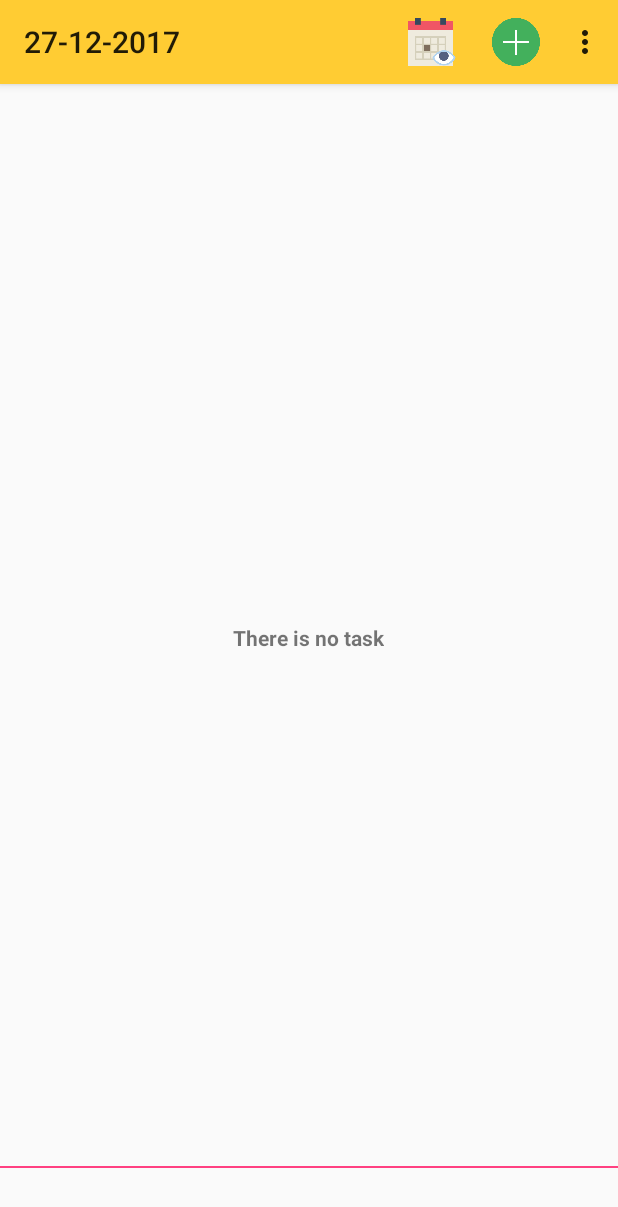
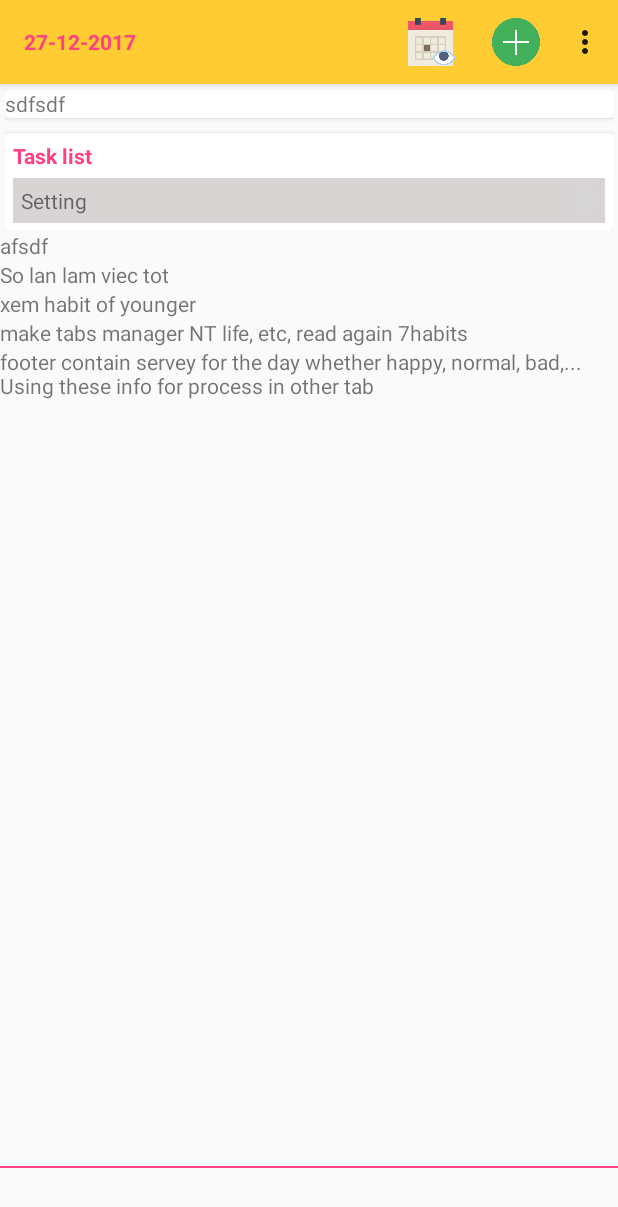
Before and after one commit to phamngocthachlt6c/taskmanager, an Android app: the screen it shows after launch (MainActivity), on a phone screen of 412 x 824 dp. Shown: the top 1207 px of the screen. Run offline under Robolectric (Android 15) with nearby library versions, the phone set to English and light mode, and no system bars; our stand-ins replace ButterKnife, Dagger/Hilt's generated code, Picasso, Room's generated code; libraries missing offline, so code that uses them is left out: android.arch.persistence; plain views replace CircularImageView; pictures from the network do not load; grey boxes are pictures that could not be loaded.

Commit message:
add sort feature

```diff
--- a/app/src/main/java/com/ngocthach/taskmanager/common/MySharedPreferences.java
+++ b/app/src/main/java/com/ngocthach/taskmanager/common/MySharedPreferences.java
@@ -11,6 +11,8 @@ import javax.inject.Inject;
 
 public class MySharedPreferences {
 
+    private static final String SORT_TYPE = "sort_type";
+
     private SharedPreferences mSharedPreferences;
 
     @Inject
@@ -18,7 +20,13 @@ public class MySharedPreferences {
         this.mSharedPreferences = mSharedPreferences;
     }
 
-    public void putData() {
+    public void setSortType(int type) {
+        SharedPreferences.Editor editor = mSharedPreferences.edit();
+        editor.putInt(SORT_TYPE, type);
+        editor.apply();
+    }
 
+    public int getSortType() {
+        return mSharedPreferences.getInt(SORT_TYPE, Constants.TIMING);
     }
 }
--- a/app/src/main/java/com/ngocthach/taskmanager/di/AppComponent.java
+++ b/app/src/main/java/com/ngocthach/taskmanager/di/AppComponent.java
@@ -1,6 +1,7 @@
 package com.ngocthach.taskmanager.di;
 
 import com.ngocthach.taskmanager.ui.activity.MainActivity;
+import com.ngocthach.taskmanager.ui.fragment.HomeFragment;
 
 import dagger.Component;
 
@@ -13,4 +14,5 @@ import dagger.Component;
 public interface AppComponent {
 
     void inject(MainActivity mainActivity);
+    void inject(HomeFragment homeFragment);
 }
--- a/app/src/main/java/com/ngocthach/taskmanager/ui/activity/MainActivity.java
+++ b/app/src/main/java/com/ngocthach/taskmanager/ui/activity/MainActivity.java
@@ -10,6 +10,7 @@ import android.os.Bundle;
 import android.support.v7.widget.Toolbar;
 import android.view.Menu;
 import android.view.MenuItem;
+import android.widget.TextView;
 
 import com.ngocthach.taskmanager.MyApplication;
 import com.ngocthach.taskmanager.R;
@@ -33,6 +34,9 @@ public class MainActivity extends AppCompatActivity {
 
     @BindView(R.id.swipeView)
     SwipeViewPager swipeViewPager;
+    @BindView(R.id.actionbarTitle)
+    TextView actionbarTitle;
+
     private HomeFragment homeFragment;
 
     private Date currentDate;
@@ -53,7 +57,6 @@ public class MainActivity extends AppCompatActivity {
         initSwipeViewPager();
 
         ((MyApplication) getApplicationContext()).getMyComponent().inject(this);
-        mySharedPreferences.putData();
     }
 
     public void setActionBarTitle(Date date) {
@@ -61,7 +64,9 @@ public class MainActivity extends AppCompatActivity {
         ActionBar actionBar = getSupportActionBar();
         if(actionBar != null) {
             SimpleDateFormat fmtOut = new SimpleDateFormat("dd-MM-yyyy");
-            actionBar.setTitle(fmtOut.format(date));
+            actionBar.setTitle("");
+            actionbarTitle.setText(fmtOut.format(date));
+
         }
         if(homeFragment != null) {
             homeFragment.changeListTask(date);
--- a/app/src/main/java/com/ngocthach/taskmanager/ui/adapter/IconImageAdapter.java
+++ b/app/src/main/java/com/ngocthach/taskmanager/ui/adapter/IconImageAdapter.java
@@ -14,7 +14,7 @@ import java.util.List;
 
 /**
  * ${CLASS}
- * Created by tryczson on 27/12/2017.
+ * Created by ThachPham on 27/12/2017.
  */
 
 public class IconImageAdapter extends BaseAdapter {
@@ -25,9 +25,6 @@ public class IconImageAdapter extends BaseAdapter {
     public IconImageAdapter(Context context, List<String> listPathIcon) {
         this.context = context;
         this.listPathIcon = listPathIcon;
-        for(String s : listPathIcon) {
-            Log.d("xxxxxx", "IconImageAdapter: str = " + s);
-        }
     }
 
     @Override
--- a/app/src/main/java/com/ngocthach/taskmanager/ui/adapter/RecyclerTaskListAdapter.java
+++ b/app/src/main/java/com/ngocthach/taskmanager/ui/adapter/RecyclerTaskListAdapter.java
@@ -1,5 +1,7 @@
 package com.ngocthach.taskmanager.ui.adapter;
 
+import android.animation.Animator;
+import android.animation.AnimatorListenerAdapter;
 import android.content.Context;
 import android.content.Intent;
 import android.graphics.Bitmap;
@@ -7,6 +9,7 @@ import android.graphics.BitmapFactory;
 import android.graphics.Canvas;
 import android.graphics.Paint;
 import android.graphics.Rect;
+import android.support.annotation.MainThread;
 import android.support.v7.widget.RecyclerView;
 import android.support.v7.widget.helper.ItemTouchHelper;
 import android.util.Log;
@@ -14,13 +17,18 @@ import android.view.LayoutInflater;
 import android.view.MotionEvent;
 import android.view.View;
 import android.view.ViewGroup;
+import android.view.animation.Animation;
+import android.view.animation.AnimationUtils;
 import android.widget.CheckBox;
 import android.widget.ImageView;
+import android.widget.RadioButton;
+import android.widget.RadioGroup;
 import android.widget.TextView;
 
 import com.ngocthach.taskmanager.MyApplication;
 import com.ngocthach.taskmanager.R;
 import com.ngocthach.taskmanager.common.Constants;
+import com.ngocthach.taskmanager.common.MySharedPreferences;
 import com.ngocthach.taskmanager.db.entity.TaskEntity;
 import com.ngocthach.taskmanager.ui.activity.MainActivity;
 import com.ngocthach.taskmanager.ui.activity.TaskDetailActivity;
@@ -31,6 +39,8 @@ import java.text.SimpleDateFormat;
 import java.util.ArrayList;
 import java.util.Collections;
 import java.util.List;
+
+import javax.inject.Inject;
 
 import butterknife.BindView;
 import butterknife.ButterKnife;
@@ -43,7 +53,7 @@ public class RecyclerTaskListAdapter extends RecyclerView.Adapter<RecyclerView.V
 
     private static final int TASK_VIEW = 0;
     private static final int FOOTER_VIEW = 1;
-    private static final int HEADER_VIEW = 1;
+    private static final int HEADER_VIEW = 2;
 
     private List<TaskEntity> listTask;
     private SimpleDateFormat dateFormat;
@@ -51,17 +61,20 @@ public class RecyclerTaskListAdapter extends RecyclerView.Adapter<RecyclerView.V
     private TaskViewModel viewModel;
     private Bitmap iconDeleted;
 
-    private int sortType = Constants.TIMING;
-
+    private MySharedPreferences sharedPreferences;
+    private int sortType;
     private Rect rs;
 
-    public RecyclerTaskListAdapter(Context context/*, executors */, TaskViewModel taskViewModel) {
+    public RecyclerTaskListAdapter(Context context/*, executors */, TaskViewModel taskViewModel, MySharedPreferences sharedPreferences) {
         listTask = new ArrayList<>();
         dateFormat = new SimpleDateFormat("HH:mm");
         this.context = context;
+        this.sharedPreferences = sharedPreferences;
         viewModel = taskViewModel;
         iconDeleted = BitmapFactory.decodeResource(context.getResources(), R.mipmap.icon_delete);
         rs = new Rect();
+
+        setSortType(sharedPreferences.getSortType());
     }
 
     public void setSwipeToDeleteItem(RecyclerView recyclerView) {
@@ -115,7 +128,8 @@ public class RecyclerTaskListAdapter extends RecyclerView.Adapter<RecyclerView.V
     }
 
     public void loadListTask(List<TaskEntity> list) {
-        Log.d("aaaaaaa", "loadListTask: notifyDatasetChanged");
+        Log.d("aaaaaaa", "loadListTask: notifyDatasetChanged " + sortType);
+
         if (list == null || listTask == null) {
             return;
         }
@@ -127,7 +141,7 @@ public class RecyclerTaskListAdapter extends RecyclerView.Adapter<RecyclerView.V
     }
 
     public void notifyDataChanged() {
-        for(TaskEntity taskEntity : listTask) {
+        for (TaskEntity taskEntity : listTask) {
             taskEntity.setSortType(sortType);
         }
         sortList();
@@ -153,7 +167,7 @@ public class RecyclerTaskListAdapter extends RecyclerView.Adapter<RecyclerView.V
     public RecyclerView.ViewHolder onCreateViewHolder(ViewGroup parent, int viewType) {
         View view;
         if (viewType == HEADER_VIEW) {
-            view = LayoutInflater.from(parent.getContext()).inflate(R.layout.row_footer_item, parent, false);
+            view = LayoutInflater.from(parent.getContext()).inflate(R.layout.row_header_item, parent, false);
             return new HeaderViewHolder(view);
         } else if (viewType == TASK_VIEW) {
             view = LayoutInflater.from(parent.getContext()).inflate(R.layout.row_task_item, parent, false);
@@ -171,6 +185,52 @@ public class RecyclerTaskListAdapter extends RecyclerView.Adapter<RecyclerView.V
         if (holder instanceof HeaderViewHolder) {
             // Check list is null then set visible gone
             // If the date not TO DAY...
+
+            HeaderViewHolder headerViewHolder = (HeaderViewHolder) holder;
+            View.OnClickListener onClickListener = new View.OnClickListener() {
+                @Override
+                public void onClick(View view) {
+                    if (headerViewHolder.settingLayout.getVisibility() == View.VISIBLE) {
+                        Animation animHide = AnimationUtils.loadAnimation(context, R.anim.view_hide);
+                        headerViewHolder.settingLayout.startAnimation(animHide);
+                        headerViewHolder.settingLayout.setVisibility(View.GONE);
+                        headerViewHolder.iconSettingBt.setImageResource(R.mipmap.arrow_down);
+                    } else {
+                        headerViewHolder.settingLayout.setVisibility(View.VISIBLE);
+                        headerViewHolder.iconSettingBt.setImageResource(R.mipmap.arrow_up);
+                        Animation animShow = AnimationUtils.loadAnimation(context, R.anim.view_show);
+                        headerViewHolder.settingLayout.startAnimation(animShow);
+                    }
+                }
+            };
+            headerViewHolder.headerSettingBt.setOnClickListener(onClickListener);
+            headerViewHolder.headerSettingBt.setOnClickListener(onClickListener);
+            headerViewHolder.iconSettingBt.setOnClickListener(onClickListener);
+
+            if (sharedPreferences.getSortType() == Constants.TIMING) {
+                headerViewHolder.radioSortTypeTime.setChecked(true);
+            } else {
+                headerViewHolder.radioSorttypePriority.setChecked(true);
+            }
+            headerViewHolder.radioGroup.setOnCheckedChangeListener(new RadioGroup.OnCheckedChangeListener() {
+                @Override
+                public void onCheckedChanged(RadioGroup radioGroup, int i) {
+                    switch (i) {
+                        case R.id.radioSortTypeTime:
+                            sharedPreferences.setSortType(Constants.TIMING);
+                            setSortType(Constants.TIMING);
+                            notifyDataChanged();
+                            break;
+                        case R.id.radioSortTypePriority:
+                            sharedPreferences.setSortType(Constants.PRIORITY);
+                            setSortType(Constants.PRIORITY);
+                            notifyDataChanged();
+                            break;
+                    }
+                }
+            });
+
+
         } else if (holder instanceof TaskViewHolder) {
             TaskViewHolder taskViewHolder = (TaskViewHolder) holder;
             Picasso.with(context).load(listTask.get(position - 1).getIconUrl())
@@ -214,12 +274,15 @@ public class RecyclerTaskListAdapter extends RecyclerView.Adapter<RecyclerView.V
         } else {
             // Check list is null then set visible gone
             // If the date not TO DAY...
+            FooterViewHolder footerViewHolder = (FooterViewHolder) holder;
+            footerViewHolder.text.setText("afsdf");
         }
     }
 
     @Override
     public int getItemCount() {
-        return listTask == null ? 2 : listTask.size() + 2;
+        // Plus more 2 because it always have 2 item header and footer
+        return listTask == null ? 2 : (listTask.size() + 2);
     }
 
     class TaskViewHolder extends RecyclerView.ViewHolder {
@@ -250,15 +313,32 @@ public class RecyclerTaskListAdapter extends RecyclerView.Adapter<RecyclerView.V
     // may be appear Ads here
     class FooterViewHolder extends RecyclerView.ViewHolder {
 
+        @BindView(R.id.zzzz)
+        TextView text;
+
         public FooterViewHolder(View itemView) {
             super(itemView);
+            ButterKnife.bind(this, itemView);
         }
     }
 
     class HeaderViewHolder extends RecyclerView.ViewHolder {
+        @BindView(R.id.settingLayout)
+        View settingLayout;
+        @BindView(R.id.headerSettingBt)
+        View headerSettingBt;
+        @BindView(R.id.iconSettingBt)
+        ImageView iconSettingBt;
+        @BindView(R.id.radioSortType)
+        RadioGroup radioGroup;
+        @BindView(R.id.radioSortTypeTime)
+        RadioButton radioSortTypeTime;
+        @BindView(R.id.radioSortTypePriority)
+        RadioButton radioSorttypePriority;
 
         public HeaderViewHolder(View itemView) {
             super(itemView);
+            ButterKnife.bind(this, itemView);
         }
     }
 
--- a/app/src/main/java/com/ngocthach/taskmanager/ui/fragment/HomeFragment.java
+++ b/app/src/main/java/com/ngocthach/taskmanager/ui/fragment/HomeFragment.java
@@ -11,8 +11,10 @@ import android.view.LayoutInflater;
 import android.view.View;
 import android.view.ViewGroup;
 
+import com.ngocthach.taskmanager.MyApplication;
 import com.ngocthach.taskmanager.R;
 import com.ngocthach.taskmanager.common.Constants;
+import com.ngocthach.taskmanager.common.MySharedPreferences;
 import com.ngocthach.taskmanager.db.entity.TaskEntity;
 import com.ngocthach.taskmanager.ui.adapter.RecyclerTaskListAdapter;
 import com.ngocthach.taskmanager.viewmodel.TaskViewModel;
@@ -20,6 +22,8 @@ import com.ngocthach.taskmanager.viewmodel.TaskViewModel;
 import java.util.Calendar;
 import java.util.Date;
 import java.util.List;
+
+import javax.inject.Inject;
 
 import butterknife.BindView;
 import butterknife.ButterKnife;
@@ -37,6 +41,8 @@ public class HomeFragment extends Fragment {
     @BindView(R.id.loadingLayout)
     View loadingLayout;
 
+    @Inject
+    MySharedPreferences sharedPreferences;
     private TaskViewModel taskViewModel;
     private RecyclerTaskListAdapter taskListAdapter;
 
@@ -50,6 +56,7 @@ public class HomeFragment extends Fragment {
     public void onViewCreated(View view, @Nullable Bundle savedInstanceState) {
         super.onViewCreated(view, savedInstanceState);
         ButterKnife.bind(this, view);
+        ((MyApplication) getActivity().getApplication()).getMyComponent().inject(this);
     }
 
     @Override
@@ -58,15 +65,14 @@ public class HomeFragment extends Fragment {
         TaskViewModel.Factory factory = new TaskViewModel.Factory(getActivity().getApplication());
         taskViewModel = ViewModelProviders.of(this, factory).get(TaskViewModel.class);
         taskViewModel.setDate(Calendar.getInstance().getTime()); // change the date string param to be Date
-        taskListAdapter = new RecyclerTaskListAdapter(getContext(), taskViewModel);
-        taskListAdapter.setSortType(Constants.TIMING); // TODO: get the sorttype from SharePref
+        taskListAdapter = new RecyclerTaskListAdapter(getContext(), taskViewModel, sharedPreferences);
         taskRecyclerView.setLayoutManager(new LinearLayoutManager(getContext()));
         taskRecyclerView.setAdapter(taskListAdapter);
         taskListAdapter.setSwipeToDeleteItem(taskRecyclerView);
 
         Log.d("aaaaaa", "onActivityCreated: currentDate = " + Calendar.getInstance().getTime().getYear());
         taskViewModel.getListTaskObserver().observe(this, (List<TaskEntity> tasks) -> {
-            if(tasks!= null && !tasks.isEmpty()) {
+            if(tasks!= null) {
                 noDataLayout.setVisibility(View.GONE);
                 taskRecyclerView.setVisibility(View.VISIBLE);
                 taskListAdapter.loadListTask(tasks);
@@ -76,8 +82,6 @@ public class HomeFragment extends Fragment {
             }
             loadingLayout.setVisibility(View.GONE);
         });
-
-        Log.d("aaaaaa", "onActivityCreated: date______" + new Date(2017, 12, 11, 12, 12, 12).getYear());
     }
 
     public void changeListTask(Date date) {
--- a/app/src/main/res/layout/activity_main.xml
+++ b/app/src/main/res/layout/activity_main.xml
@@ -12,7 +12,16 @@
         android:background="@color/app_color_theme"
         android:elevation="4dp"
         android:theme="@style/ThemeOverlay.AppCompat.ActionBar"
-        app:popupTheme="@style/ThemeOverlay.AppCompat.Light" />
+        app:popupTheme="@style/ThemeOverlay.AppCompat.Light" >
+
+        <TextView
+            android:textColor="@color/fragment_add_task_title_color"
+            android:textStyle="bold"
+            android:id="@+id/actionbarTitle"
+            android:layout_width="wrap_content"
+            android:layout_height="wrap_content" />
+
+    </android.support.v7.widget.Toolbar>
 
     <FrameLayout
         android:id="@+id/layoutDim"
--- a/app/src/main/res/layout/row_footer_item.xml
+++ b/app/src/main/res/layout/row_footer_item.xml
@@ -5,6 +5,7 @@
     android:orientation="vertical">
 
     <TextView
+        android:id="@+id/zzzz"
         android:layout_width="wrap_content"
         android:layout_height="wrap_content"
         android:text="So lan giu NT life" />
--- /dev/null
+++ b/app/src/main/res/layout/row_header_item.xml
@@ -0,0 +1,101 @@
+<?xml version="1.0" encoding="utf-8"?>
+<LinearLayout xmlns:android="http://schemas.android.com/apk/res/android"
+    android:layout_width="match_parent"
+    android:layout_height="wrap_content"
+    android:layout_marginEnd="@dimen/task_item_margin"
+    android:layout_marginLeft="@dimen/task_item_margin"
+    android:layout_marginRight="@dimen/task_item_margin"
+    android:layout_marginStart="@dimen/task_item_margin"
+    android:layout_marginTop="@dimen/task_item_margin"
+    android:orientation="vertical">
+
+    <android.support.v7.widget.CardView
+
+        android:layout_width="match_parent"
+        android:layout_height="wrap_content">
+
+        <TextView
+            android:layout_width="wrap_content"
+            android:layout_height="wrap_content"
+            android:text="sdfsdf" />
+    </android.support.v7.widget.CardView>
+
+    <android.support.v7.widget.CardView
+        android:layout_width="match_parent"
+        android:layout_height="wrap_content"
+        android:layout_marginTop="10dp">
+
+        <LinearLayout
+            android:layout_width="match_parent"
+            android:layout_height="wrap_content"
+            android:orientation="vertical"
+            android:paddingTop="5dp"
+            android:paddingStart="5dp"
+            android:paddingLeft="5dp"
+            android:paddingRight="5dp"
+            android:paddingEnd="5dp">
+
+            <TextView
+                android:layout_width="match_parent"
+                android:layout_height="wrap_content"
+                android:text="@string/text_task_list_setting"
+                android:textColor="@color/task_list_title"
+                android:textStyle="bold" />
+
+            <LinearLayout
+                android:id="@+id/settingLayout"
+                android:layout_width="match_parent"
+                android:layout_height="wrap_content"
+                android:animateLayoutChanges="true"
+                android:visibility="gone">
+
+                <RadioGroup
+                    android:id="@+id/radioSortType"
+                    android:layout_width="match_parent"
+                    android:layout_height="wrap_content"
+                    android:orientation="horizontal">
+
+                    <RadioButton
+                        android:id="@+id/radioSortTypeTime"
+                        android:layout_width="wrap_content"
+                        android:layout_height="wrap_content"
+                        android:layout_marginEnd="10dp"
+                        android:layout_marginRight="10dp"
+                        android:text="@string/text_sort_by_time" />
+
+                    <RadioButton
+                        android:id="@+id/radioSortTypePriority"
+                        android:layout_width="wrap_content"
+                        android:layout_height="wrap_content"
+                        android:text="@string/text_sort_by_Priority" />
+                </RadioGroup>
+            </LinearLayout>
+
+            <LinearLayout
+                android:id="@+id/headerSettingBt"
+                android:layout_width="match_parent"
+                android:layout_height="wrap_content"
+                android:layout_marginBottom="5dp"
+                android:layout_marginTop="5dp"
+                android:orientation="horizontal"
+                android:background="@color/gray">
+
+                <TextView
+                    android:layout_width="match_parent"
+                    android:layout_height="wrap_content"
+                    android:padding="5dp"
+                    android:layout_weight="1"
+                    android:text="@string/text_setting" />
+
+                <ImageView
+                    android:layout_marginRight="5dp"
+                    android:layout_marginEnd="5dp"
+                    android:layout_gravity="center_vertical"
+                    android:id="@+id/iconSettingBt"
+                    android:layout_width="15dp"
+                    android:layout_height="15dp"
+                    android:src="@mipmap/arrow_down" />
+            </LinearLayout>
+        </LinearLayout>
+    </android.support.v7.widget.CardView>
+</LinearLayout>
--- a/app/src/main/res/values/colors.xml
+++ b/app/src/main/res/values/colors.xml
@@ -7,8 +7,13 @@
     <color name="colorAccent">#FF4081</color>
     <color name="app_color_theme">#ffcc33</color>
     <color name="background_color_theme">#F3F2F2</color>
+    <color name="actionbar_title_color">#FF4081</color>
+    <color name="gray">#D8D4D4</color>
 
     <color name="light_red">#F79EA9</color>
+
+    <!-- header item -->
+    <color name="task_list_title">#FF4081</color>
 
     <!-- fragment add task -->
     <color name="fragment_add_task_title_color">#FF4081</color>
--- a/app/src/main/res/values/strings.xml
+++ b/app/src/main/res/values/strings.xml
@@ -26,6 +26,12 @@
     <string name="text_change_icon_image">Tap to change icon</string>
     <string name="text_choose_icon">Choose your task icon</string>
 
+    <!-- header item -->
+    <string name="text_task_list_setting">Task list</string>
+    <string name="text_sort_by_time">Sort by time</string>
+    <string name="text_sort_by_Priority">Sort by priority</string>
+    <string name="text_setting">Setting</string>
+
     <string-array name="dayOnWeek">
         <item>Monday</item>
         <item>Thursday</item>
```
Also changed, not shown: app/src/main/res/anim/view_hide.xml (added, +11 -0 lines), app/src/main/res/anim/view_show.xml (added, +12 -0 lines).
